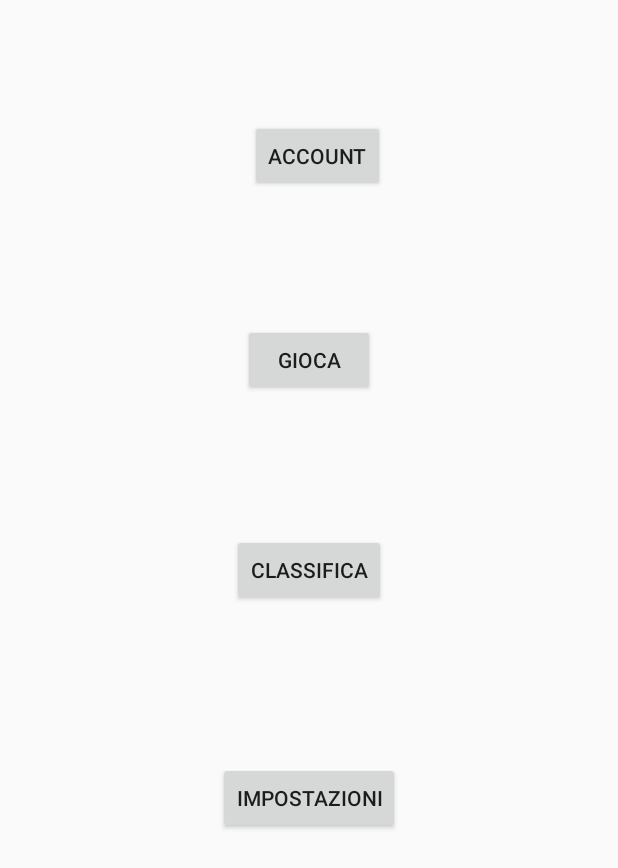
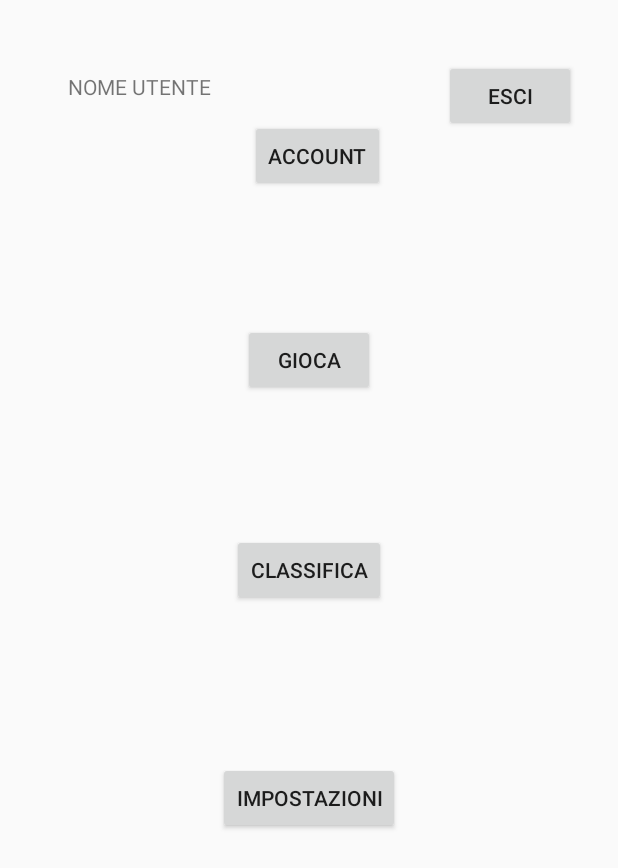
Before and after one commit to lev1492/ArkaNull, an Android app: the layout activity_menu.xml on its own in the app's theme, with its tools: preview values and no code run, on a phone screen of 412 x 824 dp. Shown: the top 868 px of the screen. Run offline under Robolectric (Android 15) with nearby library versions, the phone set to English and light mode, and no system bars.

Commit message:
Modifica dei nomi di alcune schermate (prima erano tutte arknoid e non ci capivo niente) Aggiunta del logout Modifca ordine delle schermate, ora prima bisogna fare il login

```diff
--- a/app/src/main/java/com/example/android/arkanull/Splash.java
+++ b/app/src/main/java/com/example/android/arkanull/Splash.java
@@ -14,7 +14,7 @@ public class Splash extends AppCompatActivity {
         super.onCreate(savedInstanceState);
         setContentView(R.layout.activity_splash);
         getSupportActionBar().hide();
-        Intent intent = new Intent(this , Menu.class);
+        Intent intent = new Intent(this , Login.class);
         final Handler handler  = new Handler();
         final Runnable runnable = new Runnable() {
             @Override
@@ -22,6 +22,6 @@ public class Splash extends AppCompatActivity {
                 startActivity(intent);
             }
         };
-        handler.postDelayed(runnable , 3000);
+        handler.postDelayed(runnable , 1000);
     }
 }
--- a/app/src/main/res/layout/activity_login.xml
+++ b/app/src/main/res/layout/activity_login.xml
@@ -1,9 +1,11 @@
 <?xml version="1.0" encoding="utf-8"?>
-<androidx.constraintlayout.widget.ConstraintLayout xmlns:android="http://schemas.android.com/apk/res/android"
+<androidx.constraintlayout.widget.ConstraintLayout
+    xmlns:android="http://schemas.android.com/apk/res/android"
     xmlns:app="http://schemas.android.com/apk/res-auto"
     xmlns:tools="http://schemas.android.com/tools"
     android:layout_width="match_parent"
     android:layout_height="match_parent"
     tools:context=".Login">
 
+
 </androidx.constraintlayout.widget.ConstraintLayout>
--- a/app/src/main/res/layout/activity_menu.xml
+++ b/app/src/main/res/layout/activity_menu.xml
@@ -57,4 +57,33 @@
         app:layout_constraintStart_toStartOf="parent"
         app:layout_constraintTop_toBottomOf="@+id/button3"
         app:layout_constraintVertical_bias="0.141" />
+
+    <Button
+        android:id="@+id/logOut"
+        android:layout_width="wrap_content"
+        android:layout_height="wrap_content"
+        android:layout_marginStart="296dp"
+        android:layout_marginEnd="27dp"
+        android:text="@string/logout"
+        android:onClick="logOut"
+        app:layout_constraintBottom_toBottomOf="@+id/openAccount"
+        app:layout_constraintEnd_toEndOf="parent"
+        app:layout_constraintHorizontal_bias="0.0"
+        app:layout_constraintStart_toStartOf="parent"
+        app:layout_constraintTop_toTopOf="parent" />
+
+    <TextView
+        android:id="@+id/textView2"
+        android:layout_width="wrap_content"
+        android:layout_height="wrap_content"
+        android:layout_marginStart="45dp"
+        android:layout_marginTop="33dp"
+        android:layout_marginEnd="193dp"
+        android:text="NOME UTENTE"
+        app:layout_constraintBottom_toBottomOf="@+id/openAccount"
+        app:layout_constraintHorizontal_bias="0.513"
+        app:layout_constraintStart_toStartOf="parent"
+        app:layout_constraintTop_toTopOf="parent"
+        app:layout_constraintVertical_bias="0.197" />
+
 </androidx.constraintlayout.widget.ConstraintLayout>
--- a/app/src/main/res/values/strings.xml
+++ b/app/src/main/res/values/strings.xml
@@ -9,10 +9,11 @@
     <string name="invalid_username" translatable="false">Not a valid username</string>
     <string name="invalid_password" translatable="false">Password must be >5 characters</string>
     <string name="login_failed" translatable="false">"Login failed"</string>
-    <string name="account">"Account"</string>
+    <string name="account">Account</string>
     <string name="gioca">Gioca</string>
     <string name="classifica">Classifica</string>
     <string name="impostazioni">Impostazioni</string>
+    <string name="logout">Esci</string>
 
     <!-- Facebook application ID and custom URL scheme (app ID prefixed by 'fb'). -->
     <string name="facebook_application_id" translatable="false">YOUR_APP_ID</string>
```
Also changed, not shown: app/src/main/AndroidManifest.xml (+26 -1 lines), app/src/main/java/com/example/android/arkanull/Login.java (+50 -3 lines), app/src/main/java/com/example/android/arkanull/Menu.java (+10 -0 lines), 1 other file.
